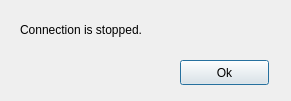
First picture: the form in connectionstopdialog.ui, repository omercankilic/V_ChatApp, before the edit.
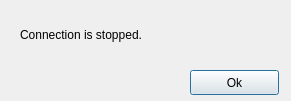
Second picture: the form after the edit.

```diff
--- a/connectionstopdialog.ui
+++ b/connectionstopdialog.ui
@@ -17,20 +17,23 @@
    <property name="geometry">
     <rect>
      <x>20</x>
-     <y>20</y>
+     <y>9</y>
      <width>251</width>
-     <height>20</height>
+     <height>51</height>
     </rect>
    </property>
    <property name="text">
     <string>Connection is stopped.</string>
    </property>
+   <property name="wordWrap">
+    <bool>true</bool>
+   </property>
   </widget>
   <widget class="QPushButton" name="pushButton">
    <property name="geometry">
     <rect>
-     <x>180</x>
-     <y>60</y>
+     <x>190</x>
+     <y>70</y>
      <width>89</width>
      <height>25</height>
     </rect>
```
